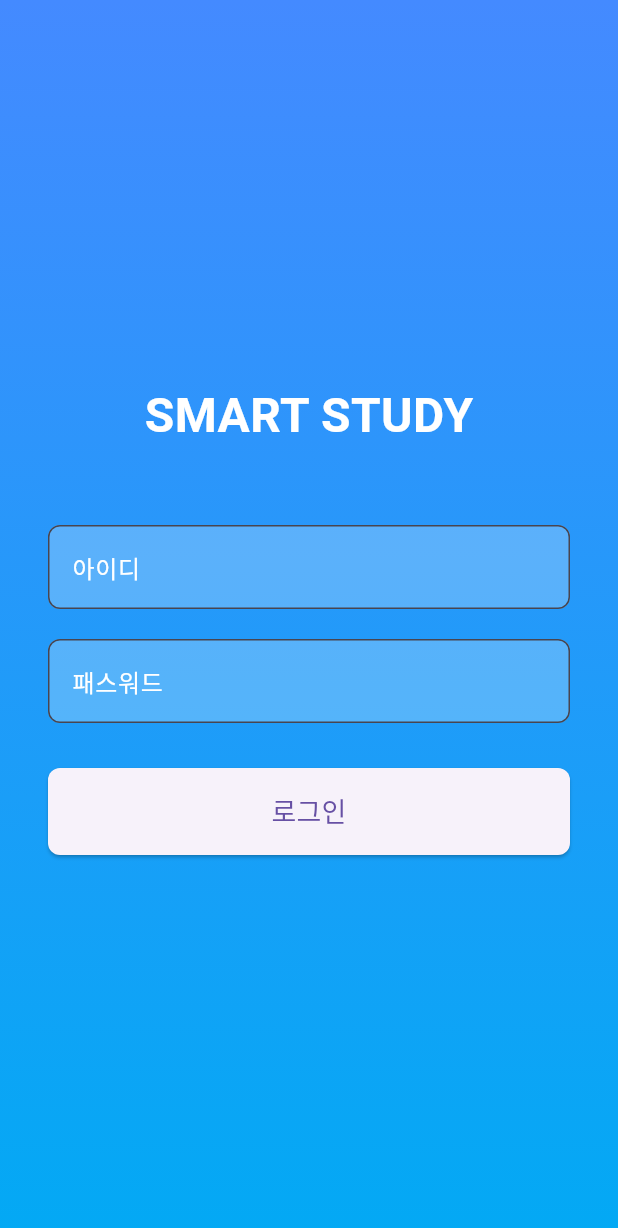
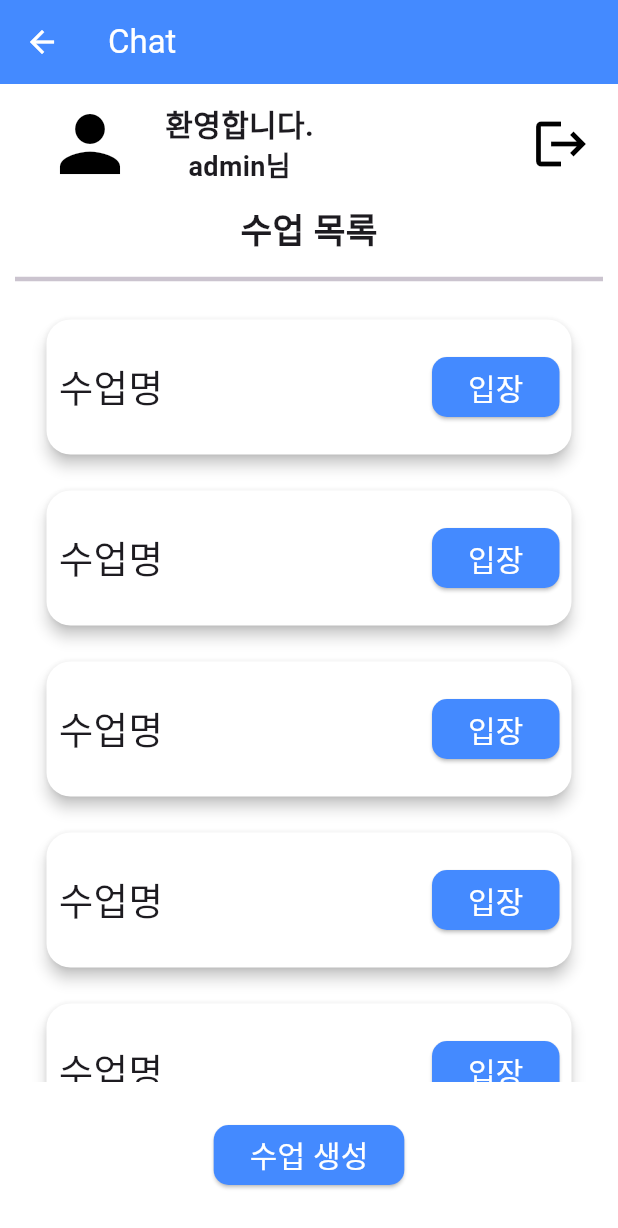
Before and after one commit to 2024-CapstonDesign-AI-Hackathon/login, a Flutter app: the screen it shows after launch, on a phone screen of 412 x 824 dp. Shown: the top 1228 px of the screen. Run offline on Flutter 3.47's test engine with Material 3 defaults, Android fonts, the phone set to English and light mode, and no system bars; our stand-ins replace file_picker, permission_handler.

Commit message:
수업목록 + chat

```diff
--- a/analysis_options.yaml
+++ b/analysis_options.yaml
@@ -21,6 +21,8 @@ linter:
   # `// ignore_for_file: name_of_lint` syntax on the line or in the file
   # producing the lint.
   rules:
+    prefer_const_constructors: false
+    prefer_const_literals_to_create_immutables: false
     # avoid_print: false  # Uncomment to disable the `avoid_print` rule
     # prefer_single_quotes: true  # Uncomment to enable the `prefer_single_quotes` rule
 
--- /dev/null
+++ b/lib/ClassroomList.dart
@@ -0,0 +1,196 @@
+import 'package:flutter/material.dart';
+import 'package:flutter/widgets.dart';
+
+class ClassroomList extends StatefulWidget {
+  @override
+  // TODO: implement key
+  ClassroomList({super.key});
+
+  @override
+  _ClassroomListState createState() => _ClassroomListState();
+}
+
+class _ClassroomListState extends State<ClassroomList> {
+  ScrollController? _controller;
+  @override
+  void initState() {
+    super.initState();
+  }
+
+  @override
+  Widget build(BuildContext context) {
+    return Scaffold(
+      appBar: AppBar(
+        backgroundColor: Colors.blueAccent,
+        leading: IconButton(
+          icon: const Icon(
+            Icons.arrow_back,
+            color: Colors.white,
+          ), // 뒤로가기 아이콘
+          onPressed: () {
+            Navigator.pop(context); // 이전 화면으로 이동
+          },
+        ),
+        title: Text(
+          "Chat",
+          style: TextStyle(
+            color: Colors.white,
+          ),
+        ),
+      ),
+      body: Padding(
+        padding: const EdgeInsets.all(10.0),
+        child: Column(
+          children: [
+            Row(
+              mainAxisAlignment: MainAxisAlignment.spaceBetween,
+              children: [
+                Container(
+                  child: Row(
+                    children: [
+                      Padding(
+                        padding: EdgeInsets.only(
+                          left: 20,
+                          right: 20,
+                        ),
+                        child: Icon(
+                          Icons.person,
+                          color: Colors.black,
+                          size: 60,
+                        ),
+                      ),
+                      Column(
+                        children: [
+                          Text(
+                            "환영합니다.",
+                            style: TextStyle(
+                              fontSize: 20,
+                              fontWeight: FontWeight.bold,
+                            ),
+                          ),
+                          Text(
+                            "admin님",
+                            style: TextStyle(
+                              fontWeight: FontWeight.bold,
+                              fontSize: 18,
+                            ),
+                          ),
+                        ],
+                      ),
+                    ],
+                  ),
+                ),
+                IconButton(
+                  onPressed: () {},
+                  icon: Icon(
+                    Icons.logout,
+                    size: 40,
+                    color: Colors.black,
+                  ),
+                ),
+              ],
+            ),
+            SizedBox(
+              height: 10,
+            ),
+            Container(
+              child: Text(
+                "수업 목록",
+                style: TextStyle(
+                  fontSize: 23,
+                  fontWeight: FontWeight.bold,
+                ),
+              ),
+            ),
+            Divider(
+              height: 30,
+              thickness: 3,
+            ),
+            Expanded(
+              child: SingleChildScrollView(
+                controller: _controller,
+                child: ListView.builder(
+                  shrinkWrap: true,
+                  physics: NeverScrollableScrollPhysics(),
+                  itemCount: 10,
+                  itemBuilder: (BuildContext buildContext, int idx) {
+                    return Padding(
+                      padding: const EdgeInsets.all(8.0),
+                      child: Column(
+                        children: [
+                          Card(
+                            color: Colors.white,
+                            shape: RoundedRectangleBorder(
+                              borderRadius: BorderRadius.circular(16.0),
+                            ),
+                            elevation: 4.0, // 그림자 깊이
+                            child: Container(
+                              height: 90,
+                              width: 350,
+                              child: Padding(
+                                padding: const EdgeInsets.all(8.0),
+                                child: Row(
+                                  mainAxisAlignment:
+                                      MainAxisAlignment.spaceBetween,
+                                  children: [
+                                    Text(
+                                      "수업명",
+                                      style: TextStyle(fontSize: 25),
+                                    ),
+                                    ElevatedButton(
+                                      style: ElevatedButton.styleFrom(
+                                        shape: RoundedRectangleBorder(
+                                          borderRadius:
+                                              BorderRadius.circular(10.0),
+                                        ),
+                                        backgroundColor: Colors.blueAccent,
+                                      ),
+                                      onPressed: () {},
+                                      child: Text(
+                                        "입장",
+                                        style: TextStyle(
+                                          fontSize: 20,
+                                          color: Colors.white,
+                                        ),
+                                      ),
+                                    ),
+                                  ],
+                                ),
+                              ),
+                            ),
+                          ),
+                        ],
+                      ),
+                    );
+                  },
+                ),
+              ),
+            ),
+            SizedBox(
+              height: 25,
+            ),
+            ElevatedButton(
+              onPressed: () {},
+              style: ElevatedButton.styleFrom(
+                shape: RoundedRectangleBorder(
+                  borderRadius: BorderRadius.circular(10.0),
+                ),
+                backgroundColor: Colors.blueAccent,
+              ),
+              child: Text(
+                "수업 생성",
+                style: TextStyle(
+                  fontSize: 20,
+                  color: Colors.white,
+                ),
+              ),
+            ),
+            SizedBox(
+              height: 20,
+            ),
+          ],
+        ),
+      ),
+    );
+  }
+}
--- a/lib/main.dart
+++ b/lib/main.dart
@@ -1,19 +1,26 @@
 import 'package:flutter/material.dart';
-import '../login.dart';
+import 'package:front/ClassroomList.dart';
+import 'package:front/chat.dart';
+import 'package:permission_handler/permission_handler.dart';
 
 void main() {
-  runApp(MyApp());
+  runApp(const MyApp());
 }
 
 class MyApp extends StatelessWidget {
+  const MyApp({super.key});
+
   @override
   Widget build(BuildContext context) {
     return MaterialApp(
-      title: 'Smart Study Login',
+      title: 'Flutter Demo',
       theme: ThemeData(
-        primarySwatch: Colors.blue,
+        colorScheme: ColorScheme.fromSeed(seedColor: Colors.deepPurple),
+        useMaterial3: true,
+        scaffoldBackgroundColor: Colors.white, // 전체 앱의 Scaffold 배경색을 흰색으로 설정
+        dialogBackgroundColor: Colors.white,
       ),
-      home: LoginScreen(), // LoginScreen을 초기 화면으로 설정
+      home: ClassroomList(),
     );
   }
 }
```
Also changed, not shown: lib/chat.dart (added, +149 -0 lines), pubspec.yaml (+4 -4 lines), lib/upload.dart (added), pubspec.lock, 6 other files.
